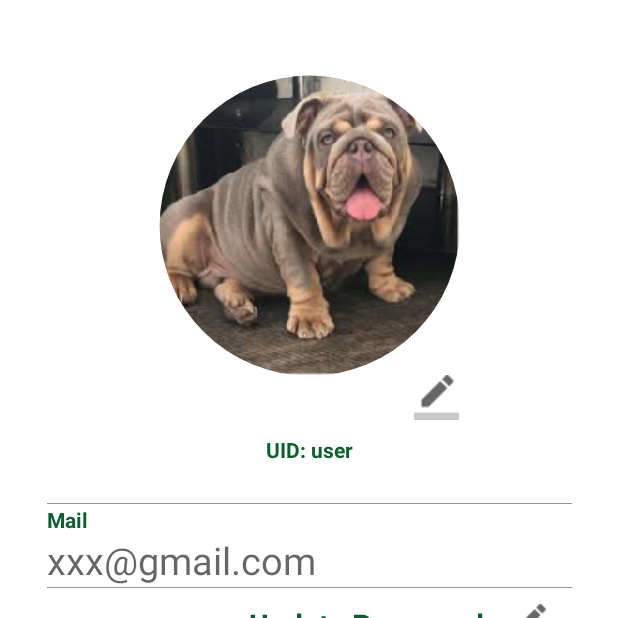
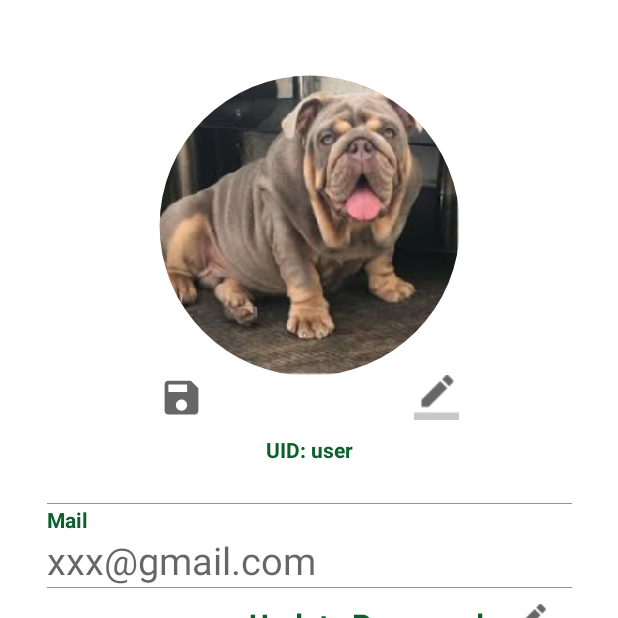
Before and after one commit to Lamduy0807/DoAnNMUDDD, an Android app: the ProfileActivity screen opened directly, with no data from a screen before it, on a phone screen of 412 x 824 dp, the top half of it. Run offline under Robolectric (Android 15) with nearby library versions, the phone set to English and light mode, and no system bars; our stand-ins replace CircleImageView, Firebase (no records; nobody signed in at launch, a user with empty details on screens opened directly), Picasso; libraries missing offline, so code that uses them is left out: com.makeramen.roundedimageview.

Commit message:
fix bug change avtar

```diff
--- a/app/src/main/java/controller/minh/ProfileActivity.java
+++ b/app/src/main/java/controller/minh/ProfileActivity.java
@@ -49,7 +49,7 @@ public class ProfileActivity extends AppCompatActivity {
   private StorageReference storageReference;
   private TextView txtEmail,txtID;
   private Button btnLogout;
-  private ImageView ivUpdatePass;
+  private ImageView ivUpdatePass,ivSave;
 
 
 
@@ -64,6 +64,7 @@ public class ProfileActivity extends AppCompatActivity {
       btnLogout=findViewById(R.id.btnLogout);
        profilePic=findViewById(R.id.img);
        changePic=findViewById(R.id.btnChangePic);
+       ivSave=findViewById(R.id.ivSave);
        txtEmail=findViewById(R.id.txtmail);
        txtEmail.setText(mAuth.getCurrentUser().getEmail());
        txtID=findViewById(R.id.txtID);
@@ -88,9 +89,16 @@ public class ProfileActivity extends AppCompatActivity {
            public void onClick(View v) {
                Intent openGallerryIntent = new Intent(Intent.ACTION_PICK, MediaStore.Images.Media.INTERNAL_CONTENT_URI);
                startActivityForResult(openGallerryIntent,1000);
-              uploadProfileImage();
+
            }
        });
+       ivSave.setOnClickListener(new View.OnClickListener() {
+           @Override
+           public void onClick(View v) {
+               uploadProfileImage();
+           }
+       });
+
        getUserInfo();
 
 
@@ -167,9 +175,7 @@ public class ProfileActivity extends AppCompatActivity {
                 imageUri = data.getData();
                 profilePic.setImageURI(imageUri);
             }
-            else{
-                Toast.makeText(this, "Error, Try again", Toast.LENGTH_SHORT).show();
-            }
+
         }
 
     }
--- /dev/null
+++ b/app/src/main/res/drawable/ic_baseline_save_24.xml
@@ -0,0 +1,10 @@
+<vector xmlns:android="http://schemas.android.com/apk/res/android"
+    android:width="24dp"
+    android:height="24dp"
+    android:viewportWidth="24"
+    android:viewportHeight="24"
+    android:tint="?attr/colorControlNormal">
+  <path
+      android:fillColor="@android:color/white"
+      android:pathData="M17,3L5,3c-1.11,0 -2,0.9 -2,2v14c0,1.1 0.89,2 2,2h14c1.1,0 2,-0.9 2,-2L21,7l-4,-4zM12,19c-1.66,0 -3,-1.34 -3,-3s1.34,-3 3,-3 3,1.34 3,3 -1.34,3 -3,3zM15,9L5,9L5,5h10v4z"/>
+</vector>
--- a/app/src/main/res/layout/activity_profile.xml
+++ b/app/src/main/res/layout/activity_profile.xml
@@ -23,15 +23,31 @@
             android:layout_height="200dp"
             android:layout_marginTop="50dp"
             android:src="@drawable/avrt" />
+        <androidx.constraintlayout.widget.ConstraintLayout
+            android:layout_width="match_parent"
+            android:layout_height="wrap_content">
 
-        <ImageView
-            android:id="@+id/btnChangePic"
-            android:layout_width="30dp"
-            android:layout_height="30dp"
-            android:layout_gravity="end"
+            <ImageView
+                android:id="@+id/ivSave"
+                android:layout_width="30dp"
+                android:layout_height="30dp"
+                android:layout_gravity="bottom"
+                android:src="@drawable/ic_baseline_save_24"
+                app:layout_constraintBottom_toBottomOf="parent"
+                app:layout_constraintStart_toStartOf="parent"
+                app:layout_constraintTop_toTopOf="parent" />
 
-            android:src="@drawable/ic_border_color_24px" />
+            <ImageView
+                android:id="@+id/btnChangePic"
+                android:layout_width="30dp"
+                android:layout_height="30dp"
+                android:layout_gravity="center_horizontal"
 
+                android:src="@drawable/ic_border_color_24px"
+                app:layout_constraintBottom_toBottomOf="parent"
+                app:layout_constraintEnd_toEndOf="parent"
+                app:layout_constraintTop_toTopOf="parent" />
+        </androidx.constraintlayout.widget.ConstraintLayout>
     </LinearLayout>
 
     <LinearLayout
```
